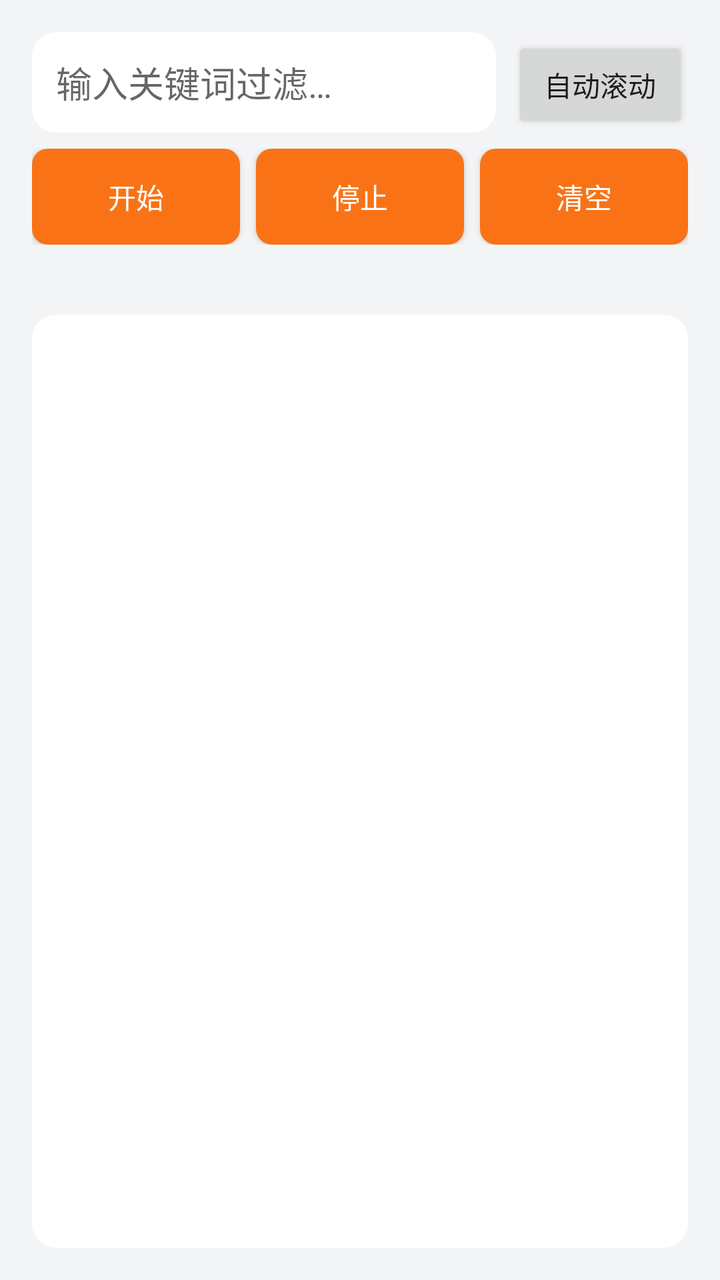
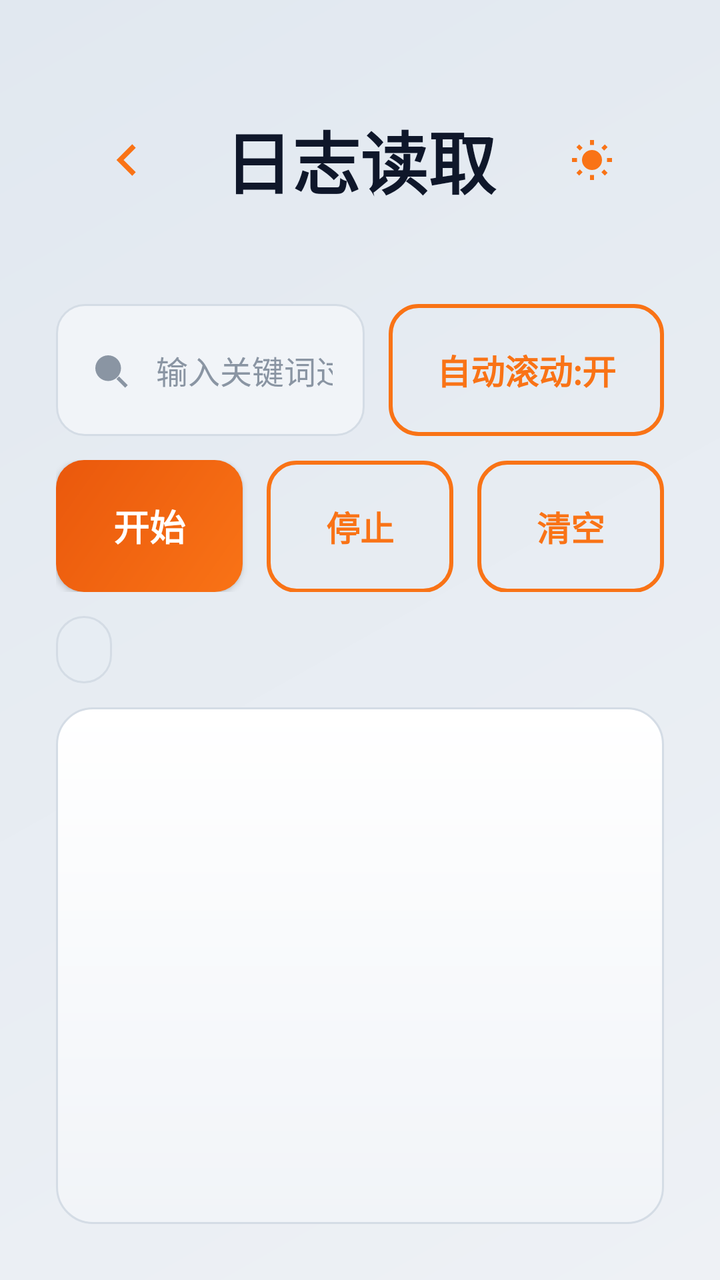

Compare the two renders of this Android layout. The source of the first and the diff that turns it into the second are given below.
<!-- AndroidManifest.xml: application theme AppTheme -->
<!-- res/layout/activity_log_reader.xml -->
<?xml version="1.0" encoding="utf-8"?>
<LinearLayout xmlns:android="http://schemas.android.com/apk/res/android"
    android:layout_width="match_parent"
    android:layout_height="match_parent"
    android:orientation="vertical"
    android:padding="16dp"
    android:background="@color/bg_light">

    <LinearLayout
        android:layout_width="match_parent"
        android:layout_height="wrap_content"
        android:orientation="horizontal">

        <EditText
            android:id="@+id/et_search"
            android:layout_width="0dp"
            android:layout_height="wrap_content"
            android:layout_weight="1"
            android:hint="@string/search_hint"
            android:padding="12dp"
            android:background="@drawable/bg_card"/>

        <Button
            android:id="@+id/btn_auto_scroll"
            android:layout_width="wrap_content"
            android:layout_height="wrap_content"
            android:text="@string/auto_scroll"
            android:layout_marginStart="8dp"/>
    </LinearLayout>

    <LinearLayout
        android:layout_width="match_parent"
        android:layout_height="wrap_content"
        android:orientation="horizontal"
        android:layout_marginTop="8dp">

        <Button
            android:id="@+id/btn_start"
            android:layout_width="0dp"
            android:layout_height="wrap_content"
            android:layout_weight="1"
            android:text="@string/start_log"
            android:background="@drawable/bg_button_nissan"
            android:textColor="@color/card_white"/>

        <Button
            android:id="@+id/btn_stop"
            android:layout_width="0dp"
            android:layout_height="wrap_content"
            android:layout_weight="1"
            android:text="@string/stop_log"
            android:background="@drawable/bg_button_nissan"
            android:textColor="@color/card_white"
            android:layout_marginStart="8dp"/>

        <Button
            android:id="@+id/btn_clear"
            android:layout_width="0dp"
            android:layout_height="wrap_content"
            android:layout_weight="1"
            android:text="@string/clear_logs"
            android:background="@drawable/bg_button_nissan"
            android:textColor="@color/card_white"
            android:layout_marginStart="8dp"/>
    </LinearLayout>

    <TextView
        android:id="@+id/tv_status"
        android:layout_width="match_parent"
        android:layout_height="wrap_content"
        android:layout_marginTop="8dp"
        android:textSize="14sp"
        android:textColor="@color/text_secondary"/>

    <androidx.recyclerview.widget.RecyclerView
        android:id="@+id/recycler_logs"
        android:layout_width="match_parent"
        android:layout_height="0dp"
        android:layout_weight="1"
        android:layout_marginTop="8dp"
        android:background="@drawable/bg_card"
        android:padding="8dp"/>

</LinearLayout>
<!-- resources referenced by this layout -->
<resources>
  <color name="bg_light">#F3F4F6</color>
  <color name="card_white">#FFFFFF</color>
  <color name="text_secondary">#6B7280</color>
  <!-- drawable bg_button_nissan (drawable) -->
  <?xml version="1.0" encoding="utf-8"?>
  <shape xmlns:android="http://schemas.android.com/apk/res/android">
      <solid android:color="@color/nissan_orange"/>
      <corners android:radius="8dp"/>
      <padding android:left="16dp" android:top="12dp" android:right="16dp" android:bottom="12dp"/>
  </shape>
  <!-- drawable bg_card (drawable) -->
  <?xml version="1.0" encoding="utf-8"?>
  <shape xmlns:android="http://schemas.android.com/apk/res/android">
      <solid android:color="@color/card_white"/>
      <corners android:radius="12dp"/>
  </shape>
  <string name="auto_scroll">自动滚动</string>
  <style name="AppTheme" parent="Theme.AppCompat.Light.NoActionBar">
          <item name="colorPrimary">@color/nissan_orange</item>
          <item name="colorPrimaryDark">@color/nissan_orange_dark</item>
          <item name="colorAccent">@color/nissan_orange</item>
          <item name="android:windowBackground">@color/bg_light</item>
          <item name="android:windowNoTitle">true</item>
          <item name="android:windowFullscreen">false</item>
      </style>
  <color name="nissan_orange">#F97316</color>
  <color name="nissan_orange_dark">#EA580C</color>
  <!-- unchanged entries left out for length: 4 -->
</resources>

<!-- the commit's change to res/layout/activity_log_reader.xml (unified diff, before → after) -->
@@ -1,84 +1,157 @@
 <?xml version="1.0" encoding="utf-8"?>
-<LinearLayout xmlns:android="http://schemas.android.com/apk/res/android"
+<FrameLayout xmlns:android="http://schemas.android.com/apk/res/android"
+    xmlns:app="http://schemas.android.com/apk/res-auto"
     android:layout_width="match_parent"
     android:layout_height="match_parent"
-    android:orientation="vertical"
-    android:padding="16dp"
-    android:background="@color/bg_light">
+    android:background="@drawable/bg_dashboard">
 
     <LinearLayout
         android:layout_width="match_parent"
-        android:layout_height="wrap_content"
-        android:orientation="horizontal">
+        android:layout_height="match_parent"
+        android:orientation="vertical"
+        android:paddingStart="@dimen/activity_horizontal_margin"
+        android:paddingEnd="@dimen/activity_horizontal_margin"
+        android:paddingTop="@dimen/activity_vertical_margin"
+        android:paddingBottom="@dimen/activity_vertical_margin">
 
-        <EditText
-            android:id="@+id/et_search"
-            android:layout_width="0dp"
+        
+        <LinearLayout
+            android:layout_width="match_parent"
+            android:layout_height="@dimen/header_height"
+            android:gravity="center_vertical"
+            android:orientation="horizontal">
+
+            <ImageButton
+                android:id="@+id/btn_back"
+                android:layout_width="@dimen/min_touch"
+                android:layout_height="@dimen/min_touch"
+                android:background="?attr/selectableItemBackgroundBorderless"
+                android:contentDescription="@string/back"
+                app:srcCompat="@drawable/ic_back"
+                app:tint="@color/color_accent" />
+
+            <TextView
+                android:layout_width="0dp"
+                android:layout_height="wrap_content"
+                android:layout_marginStart="12dp"
+                android:layout_weight="1"
+                android:text="@string/card_logs"
+                android:textColor="@color/color_text"
+                android:textSize="@dimen/text_app_title"
+                android:textStyle="bold" />
+
+            <ImageButton
+                android:id="@+id/btn_theme_toggle"
+                android:layout_width="@dimen/min_touch"
+                android:layout_height="@dimen/min_touch"
+                android:background="?attr/selectableItemBackgroundBorderless"
+                android:contentDescription="@string/theme_toggle"
+                app:srcCompat="@drawable/ic_sun"
+                app:tint="@color/color_accent" />
+        </LinearLayout>
+
+        
+        <LinearLayout
+            android:layout_width="match_parent"
             android:layout_height="wrap_content"
-            android:layout_weight="1"
-            android:hint="@string/search_hint"
-            android:padding="12dp"
-            android:background="@drawable/bg_card"/>
+            android:layout_marginTop="@dimen/gap"
+            android:gravity="center_vertical"
+            android:orientation="horizontal">
 
-        <Button
-            android:id="@+id/btn_auto_scroll"
+            <LinearLayout
+                android:layout_width="0dp"
+                android:layout_height="@dimen/button_height"
+                android:layout_weight="1"
+                android:background="@drawable/bg_input"
+                android:gravity="center_vertical"
+                android:orientation="horizontal"
+                android:paddingStart="16dp"
+                android:paddingEnd="16dp">
+
+                <ImageView
+                    android:layout_width="22dp"
+                    android:layout_height="22dp"
+                    android:layout_marginEnd="12dp"
+                    app:srcCompat="@drawable/ic_search"
+                    app:tint="@color/color_text_tertiary" />
+
+                <EditText
+                    android:id="@+id/et_search"
+                    android:layout_width="match_parent"
+                    android:layout_height="wrap_content"
+                    android:background="@null"
+                    android:hint="@string/search_hint"
+                    android:imeOptions="actionDone"
+                    android:inputType="text"
+                    android:singleLine="true"
+                    android:textColor="@color/color_text"
+                    android:textColorHint="@color/color_text_tertiary"
+                    android:textSize="@dimen/text_body" />
+            </LinearLayout>
+
+            <Button
+                android:id="@+id/btn_auto_scroll"
+                style="@style/GhostButton"
+                android:layout_width="wrap_content"
+                android:layout_height="@dimen/button_height"
+                android:layout_marginStart="@dimen/gap_small"
+                android:text="@string/auto_scroll_on" />
+        </LinearLayout>
+
+        
+        <LinearLayout
+            android:layout_width="match_parent"
+            android:layout_height="wrap_content"
+            android:layout_marginTop="@dimen/gap_small"
+            android:orientation="horizontal">
+
+            <Button
+                android:id="@+id/btn_start"
+                style="@style/PrimaryButton"
+                android:layout_width="0dp"
+                android:layout_height="@dimen/button_height"
+                android:layout_weight="1"
+                android:text="@string/start_log" />
+
+            <Button
+                android:id="@+id/btn_stop"
+                style="@style/GhostButton"
+                android:layout_width="0dp"
+                android:layout_height="@dimen/button_height"
+                android:layout_marginStart="@dimen/gap_small"
+                android:layout_weight="1"
+                android:text="@string/stop_log" />
+
+            <Button
+                android:id="@+id/btn_clear"
+                style="@style/GhostButton"
+                android:layout_width="0dp"
+                android:layout_height="@dimen/button_height"
+                android:layout_marginStart="@dimen/gap_small"
+                android:layout_weight="1"
+                android:text="@string/clear_logs" />
+        </LinearLayout>
+
+        <TextView
+            android:id="@+id/tv_status"
             android:layout_width="wrap_content"
             android:layout_height="wrap_content"
-            android:text="@string/auto_scroll"
-            android:layout_marginStart="8dp"/>
+            android:layout_marginTop="@dimen/gap_small"
+            android:background="@drawable/bg_chip"
+            android:paddingStart="14dp"
+            android:paddingEnd="14dp"
+            android:paddingTop="6dp"
+            android:paddingBottom="6dp"
+            android:textColor="@color/color_text_secondary"
+            android:textSize="@dimen/text_body" />
+
+        <androidx.recyclerview.widget.RecyclerView
+            android:id="@+id/recycler_logs"
+            android:layout_width="match_parent"
+            android:layout_height="0dp"
+            android:layout_marginTop="@dimen/gap_small"
+            android:layout_weight="1"
+            android:background="@drawable/bg_card"
+            android:padding="12dp" />
     </LinearLayout>
-
-    <LinearLayout
-        android:layout_width="match_parent"
-        android:layout_height="wrap_content"
-        android:orientation="horizontal"
-        android:layout_marginTop="8dp">
-
-        <Button
-            android:id="@+id/btn_start"
-            android:layout_width="0dp"
-            android:layout_height="wrap_content"
-            android:layout_weight="1"
-            android:text="@string/start_log"
-            android:background="@drawable/bg_button_nissan"
-            android:textColor="@color/card_white"/>
-
-        <Button
-            android:id="@+id/btn_stop"
-            android:layout_width="0dp"
-            android:layout_height="wrap_content"
-            android:layout_weight="1"
-            android:text="@string/stop_log"
-            android:background="@drawable/bg_button_nissan"
-            android:textColor="@color/card_white"
-            android:layout_marginStart="8dp"/>
-
-        <Button
-            android:id="@+id/btn_clear"
-            android:layout_width="0dp"
-            android:layout_height="wrap_content"
-            android:layout_weight="1"
-            android:text="@string/clear_logs"
-            android:background="@drawable/bg_button_nissan"
-            android:textColor="@color/card_white"
-            android:layout_marginStart="8dp"/>
-    </LinearLayout>
-
-    <TextView
-        android:id="@+id/tv_status"
-        android:layout_width="match_parent"
-        android:layout_height="wrap_content"
-        android:layout_marginTop="8dp"
-        android:textSize="14sp"
-        android:textColor="@color/text_secondary"/>
-
-    <androidx.recyclerview.widget.RecyclerView
-        android:id="@+id/recycler_logs"
-        android:layout_width="match_parent"
-        android:layout_height="0dp"
-        android:layout_weight="1"
-        android:layout_marginTop="8dp"
-        android:background="@drawable/bg_card"
-        android:padding="8dp"/>
-
-</LinearLayout>
+</FrameLayout>
<!-- resource entries referenced after the edit -->
@@ -1,32 +1,173 @@
 <!-- resources referenced by this layout -->
 <resources>
-  <color name="bg_light">#F3F4F6</color>
-  <color name="card_white">#FFFFFF</color>
-  <color name="text_secondary">#6B7280</color>
-  <!-- drawable bg_button_nissan (drawable) -->
-  <?xml version="1.0" encoding="utf-8"?>
-  <shape xmlns:android="http://schemas.android.com/apk/res/android">
-      <solid android:color="@color/nissan_orange"/>
-      <corners android:radius="8dp"/>
-      <padding android:left="16dp" android:top="12dp" android:right="16dp" android:bottom="12dp"/>
-  </shape>
+  <color name="color_accent">#F97316</color>
+  <color name="color_text">#0F172A</color>
+  <color name="color_text_secondary">#566273</color>
+  <color name="color_text_tertiary">#8A95A3</color>
+  <dimen name="activity_horizontal_margin">28dp</dimen>
+  <dimen name="activity_vertical_margin">28dp</dimen>
+  <dimen name="button_height">66dp</dimen>
+  <dimen name="gap">20dp</dimen>
+  <dimen name="gap_small">12dp</dimen>
+  <dimen name="header_height">104dp</dimen>
+  <dimen name="min_touch">72dp</dimen>
+  <dimen name="text_app_title">34sp</dimen>
+  <dimen name="text_body">16sp</dimen>
   <!-- drawable bg_card (drawable) -->
   <?xml version="1.0" encoding="utf-8"?>
   <shape xmlns:android="http://schemas.android.com/apk/res/android">
-      <solid android:color="@color/card_white"/>
-      <corners android:radius="12dp"/>
+      <gradient
+          android:type="linear"
+          android:angle="145"
+          android:startColor="@color/color_surface"
+          android:endColor="@color/color_surface_variant" />
+      <corners android:radius="@dimen/card_radius" />
+      <stroke
+          android:width="1dp"
+          android:color="@color/color_border" />
   </shape>
-  <string name="auto_scroll">自动滚动</string>
-  <style name="AppTheme" parent="Theme.AppCompat.Light.NoActionBar">
-          <item name="colorPrimary">@color/nissan_orange</item>
-          <item name="colorPrimaryDark">@color/nissan_orange_dark</item>
-          <item name="colorAccent">@color/nissan_orange</item>
-          <item name="android:windowBackground">@color/bg_light</item>
+  <!-- drawable bg_chip (drawable) -->
+  <?xml version="1.0" encoding="utf-8"?>
+  <shape xmlns:android="http://schemas.android.com/apk/res/android">
+      <solid android:color="@color/color_surface_2" />
+      <corners android:radius="@dimen/chip_radius" />
+      <stroke
+          android:width="1dp"
+          android:color="@color/color_border" />
+  </shape>
+  <!-- drawable bg_dashboard (drawable) -->
+  <?xml version="1.0" encoding="utf-8"?>
+  <shape xmlns:android="http://schemas.android.com/apk/res/android">
+      <gradient
+          android:type="linear"
+          android:angle="135"
+          android:startColor="@color/color_bg"
+          android:endColor="@color/color_bg_gradient" />
+  </shape>
+  <!-- drawable bg_input (drawable) -->
+  <?xml version="1.0" encoding="utf-8"?>
+  <shape xmlns:android="http://schemas.android.com/apk/res/android">
+      <solid android:color="@color/color_surface_variant" />
+      <corners android:radius="14dp" />
+      <stroke
+          android:width="1dp"
+          android:color="@color/color_border" />
+  </shape>
+  <!-- drawable ic_back (drawable) -->
+  <vector xmlns:android="http://schemas.android.com/apk/res/android"
+      android:width="24dp"
+      android:height="24dp"
+      android:viewportWidth="24"
+      android:viewportHeight="24">
+      <path
+          android:fillColor="#00000000"
+          android:strokeColor="#FF000000"
+          android:strokeWidth="2.5"
+          android:strokeLinecap="round"
+          android:strokeLinejoin="round"
+          android:pathData="M15,5 L8,12 L15,19" />
+  </vector>
+  <!-- drawable ic_search (drawable) -->
+  <vector xmlns:android="http://schemas.android.com/apk/res/android"
+      android:width="24dp"
+      android:height="24dp"
+      android:viewportWidth="24"
+      android:viewportHeight="24">
+      <path
+          android:fillColor="#FF000000"
+          android:pathData="M4,11 a7,7 0 1,0 14,0 a7,7 0 1,0 -14,0 Z" />
+      <path
+          android:fillColor="#00000000"
+          android:strokeColor="#FF000000"
+          android:strokeWidth="2"
+          android:strokeLinecap="round"
+          android:pathData="M16.2,16.2 L21,21" />
+  </vector>
+  <!-- drawable ic_sun (drawable) -->
+  <vector xmlns:android="http://schemas.android.com/apk/res/android"
+      android:width="24dp"
+      android:height="24dp"
+      android:viewportWidth="24"
+      android:viewportHeight="24">
+      <path
+          android:fillColor="#FF000000"
+          android:pathData="M12,7 a5,5 0 1,0 0,10 a5,5 0 1,0 0,-10 Z" />
+      <path
+          android:fillColor="#00000000"
+          android:strokeColor="#FF000000"
+          android:strokeWidth="2"
+          android:strokeLinecap="round"
+          android:pathData="M12,2 L12,4.5 M12,19.5 L12,22 M2,12 L4.5,12 M19.5,12 L22,12 M4.9,4.9 L6.6,6.6 M17.4,17.4 L19.1,19.1 M4.9,19.1 L6.6,17.4 M17.4,6.6 L19.1,4.9" />
+  </vector>
+  <string name="auto_scroll_on">自动滚动:开</string>
+  <string name="back">返回</string>
+  <string name="card_logs">日志读取</string>
+  <string name="theme_toggle">切换昼夜</string>
+  <style name="GhostButton" parent="Widget.AppCompat.Button">
+          <item name="android:background">@drawable/bg_button_ghost</item>
+          <item name="android:textColor">@color/color_accent</item>
+          <item name="android:textSize">17sp</item>
+          <item name="android:textStyle">bold</item>
+          <item name="android:minHeight">@dimen/button_height</item>
+          <item name="android:paddingStart">24dp</item>
+          <item name="android:paddingEnd">24dp</item>
+          <item name="android:backgroundTint">@null</item>
+          <item name="backgroundTint">@null</item>
+      </style>
+  <style name="PrimaryButton" parent="Widget.AppCompat.Button">
+          <item name="android:background">@drawable/bg_button_primary</item>
+          <item name="android:textColor">@color/color_on_accent</item>
+          <item name="android:textSize">18sp</item>
+          <item name="android:textStyle">bold</item>
+          <item name="android:minHeight">@dimen/button_height</item>
+          <item name="android:paddingStart">24dp</item>
+          <item name="android:paddingEnd">24dp</item>
+          <item name="android:backgroundTint">@null</item>
+          <item name="backgroundTint">@null</item>
+      </style>
+  <style name="AppTheme" parent="Theme.AppCompat.DayNight.NoActionBar">
+          <item name="colorPrimary">@color/color_accent</item>
+          <item name="colorPrimaryDark">@color/color_accent_dark</item>
+          <item name="colorAccent">@color/color_accent</item>
+          <item name="android:windowBackground">@color/color_bg</item>
           <item name="android:windowNoTitle">true</item>
           <item name="android:windowFullscreen">false</item>
+          <item name="android:statusBarColor">@color/color_bg</item>
+          <item name="android:navigationBarColor">@color/color_bg</item>
+          <item name="android:textColorPrimary">@color/color_text</item>
+          <item name="android:textColorSecondary">@color/color_text_secondary</item>
+          <item name="android:fontFamily">sans-serif</item>
+          <item name="android:buttonStyle">@style/PrimaryButton</item>
       </style>
-  <color name="nissan_orange">#F97316</color>
-  <color name="nissan_orange_dark">#EA580C</color>
+  <color name="color_surface">#FFFFFF</color>
+  <color name="color_surface_variant">#F1F4F8</color>
+  <dimen name="card_radius">18dp</dimen>
+  <color name="color_border">#D4DCE5</color>
+  <color name="color_surface_2">#E7EDF3</color>
+  <dimen name="chip_radius">20dp</dimen>
+  <color name="color_bg">#EEF1F5</color>
+  <color name="color_bg_gradient">#E1E8F0</color>
+  <!-- drawable bg_button_ghost (drawable) -->
+  <?xml version="1.0" encoding="utf-8"?>
+  <shape xmlns:android="http://schemas.android.com/apk/res/android">
+      <solid android:color="@android:color/transparent" />
+      <corners android:radius="14dp" />
+      <stroke
+          android:width="2dp"
+          android:color="@color/color_accent" />
+  </shape>
+  <!-- drawable bg_button_primary (drawable) -->
+  <?xml version="1.0" encoding="utf-8"?>
+  <shape xmlns:android="http://schemas.android.com/apk/res/android">
+      <gradient
+          android:type="linear"
+          android:angle="135"
+          android:startColor="@color/color_accent"
+          android:endColor="@color/color_accent_dark" />
+      <corners android:radius="14dp" />
+  </shape>
+  <color name="color_on_accent">#FFFFFF</color>
+  <color name="color_accent_dark">#EA580C</color>
   <!-- unchanged entries left out for length: 4 -->
 </resources>
 
